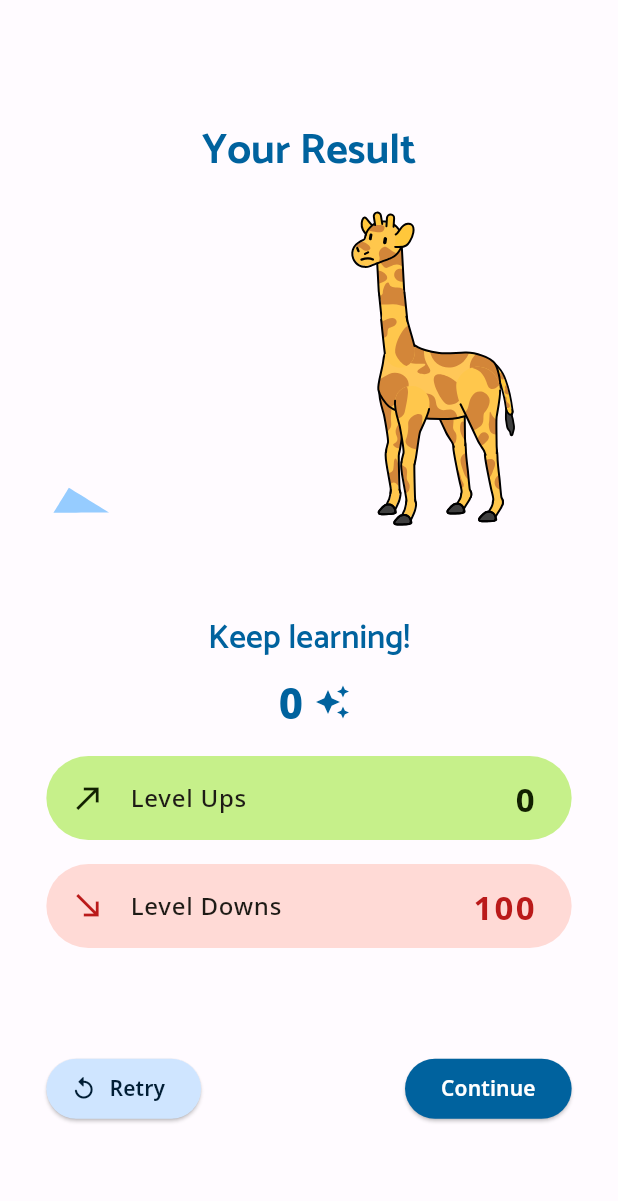
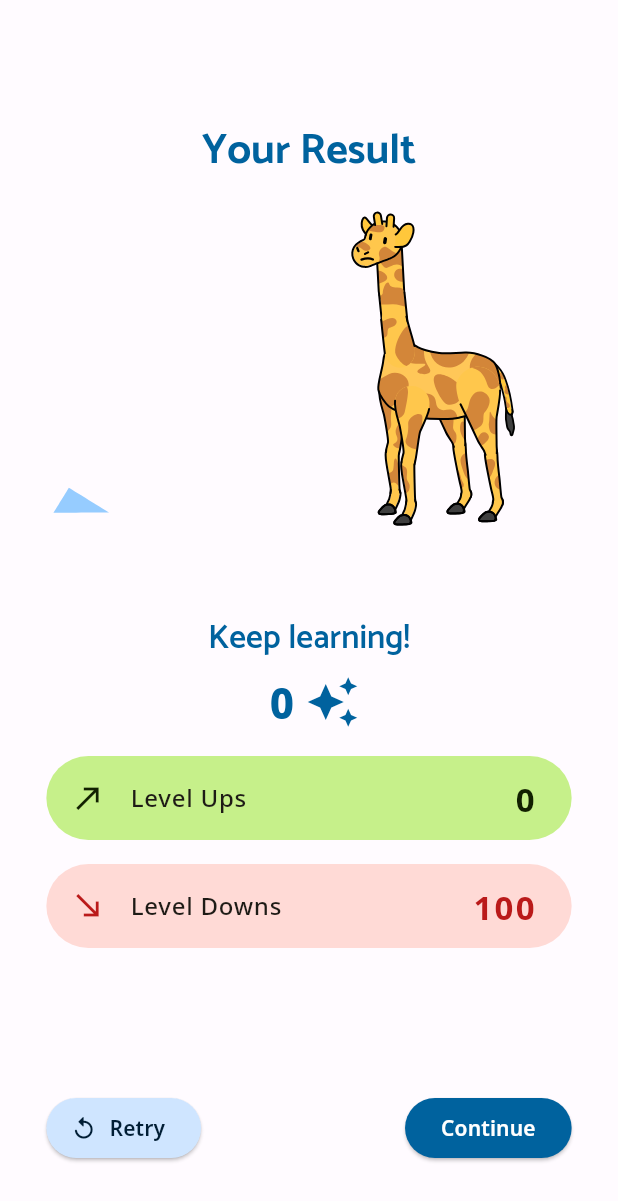
Before and after one commit to domephant/vocabulary, a Flutter app: the TestResult0Screen screen opened directly, on a phone screen of 412 x 824 dp. Shown: the top 1201 px of the screen. Run offline on Flutter 3.47's test engine with Material 2 defaults, Android fonts, the phone set to English and light mode, and no system bars; our stand-ins replace firebase_core, font_awesome_flutter, lottie, page_transition; accounts and stored records are empty.

Commit message:
Fixed button positioning and icon size

```diff
--- a/lib/screens/training/test_results/test_result_0.dart
+++ b/lib/screens/training/test_results/test_result_0.dart
@@ -15,7 +15,10 @@ class TestResult0Screen extends StatelessWidget {
           extendBodyBehindAppBar: true,
           body: Stack(
             children: [
-              Column(
+              Center(
+                child: SizedBox(
+                  height: constraints.maxHeight,
+                  child: Column(
                     crossAxisAlignment: CrossAxisAlignment.center,
                     children: [
                       SizedBox(
@@ -29,12 +32,15 @@ class TestResult0Screen extends StatelessWidget {
                                 .textTheme
                                 .headlineMedium!
                                 .copyWith(
-                                color: Theme.of(context).colorScheme.secondary),
+                                    color: Theme.of(context)
+                                        .colorScheme
+                                        .secondary),
                           ),
                         ),
                       ),
                       SizedBox(
                         height: constraints.maxHeight * 0.5,
+                        width: constraints.maxWidth * 0.85,
                         child: Column(
                           children: [
                             Text(
@@ -43,8 +49,9 @@ class TestResult0Screen extends StatelessWidget {
                                   .textTheme
                                   .titleLarge!
                                   .copyWith(
-                                  color:
-                                      Theme.of(context).colorScheme.secondary),
+                                      color: Theme.of(context)
+                                          .colorScheme
+                                          .secondary),
                             ),
                             Padding(
                               padding: const EdgeInsets.all(8.0),
@@ -58,35 +65,32 @@ class TestResult0Screen extends StatelessWidget {
                                             .secondary),
                                   ),
                                   Icon(Icons.auto_awesome,
-                                  color:
-                                      Theme.of(context).colorScheme.secondary),
+                                      size: 36,
+                                      color: Theme.of(context)
+                                          .colorScheme
+                                          .secondary),
                                 ],
                                 mainAxisAlignment: MainAxisAlignment.center,
                               ),
                             ),
-                        FractionallySizedBox(
-                          widthFactor: 0.85,
-                          child: Column(
-                            mainAxisAlignment: MainAxisAlignment.spaceBetween,
-                            children: [
                             const Padding(
-                                padding:
-                                    const EdgeInsets.symmetric(vertical: 8.0),
-                                child: const LevelUpsCard(
+                              padding: EdgeInsets.symmetric(vertical: 8.0),
+                              child: LevelUpsCard(
                                 amount: 0,
                               ),
                             ),
                             const Padding(
-                                padding:
-                                    const EdgeInsets.symmetric(vertical: 8.0),
-                                child: const LevelDownsCard(
+                              padding: EdgeInsets.symmetric(vertical: 8.0),
+                              child: LevelDownsCard(
                                 amount: 100,
                               ),
                             ),
-                              SizedBox(
-                                  height: MediaQuery.of(context).size.height *
-                                      0.075),
-                              Row(
+                            Expanded(
+                              child: Align(
+                                alignment: FractionalOffset.bottomCenter,
+                                child: Padding(
+                                  padding: const EdgeInsets.only(bottom: 48.0),
+                                  child: Row(
                                     mainAxisAlignment:
                                         MainAxisAlignment.spaceBetween,
                                     children: [
@@ -128,14 +132,16 @@ class TestResult0Screen extends StatelessWidget {
                                         ),
                                       )
                                     ],
-                              )
+                                  ),
+                                ),
+                              ),
+                            ),
                           ],
                         ),
                       ),
                     ],
                   ),
                 ),
-                ],
               ),
               SizedBox(
                 width: constraints.maxWidth,
```
Lines whose indentation alone changed are shown as unchanged.
